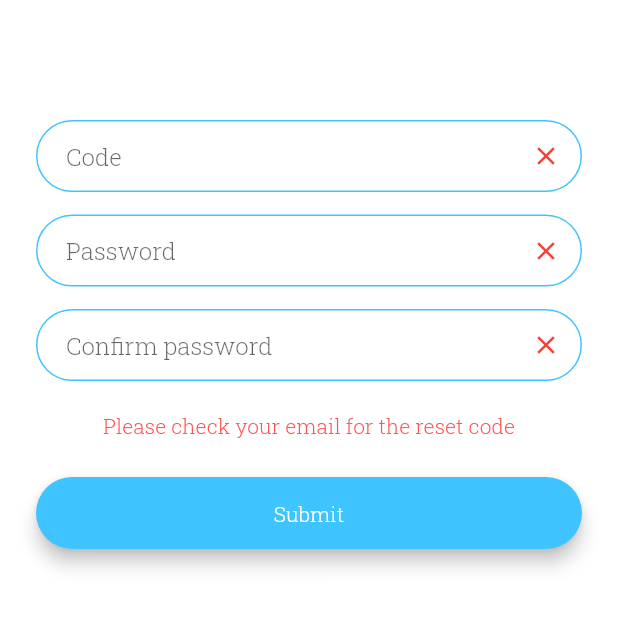
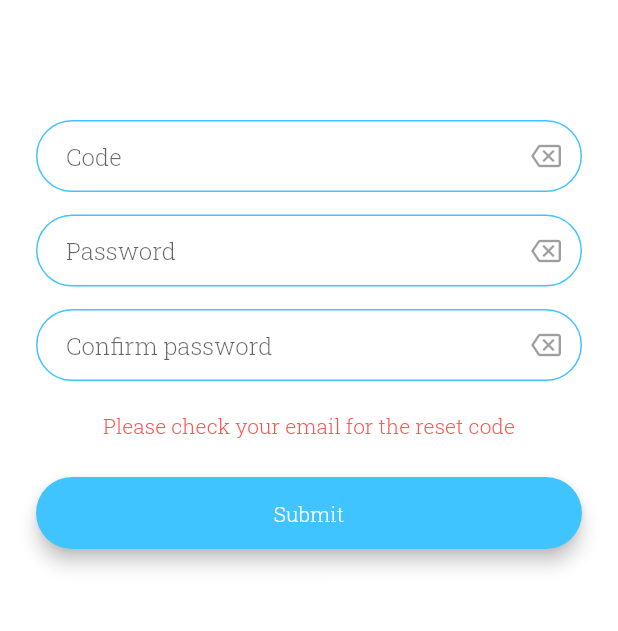
Before and after one commit to Dileepa97/TCS-mobileapp, a Flutter app: the ForgotPasswordChangeScreen screen opened by its route, on a phone screen of 412 x 824 dp, the part 420-1051 px from its top. Run offline on Flutter 3.47's test engine with Material 2 defaults, Android fonts, the phone set to English and light mode, and no system bars; our stand-ins replace charts_flutter, dio, email_validator, file_picker, flutter_datetime_picker, flutter_dotenv and 9 more; missing offline and left inert: enum_to_string, flutter_password_strength, quartet, smart_select; accounts and stored records are empty; generated files the repository leaves out were written again.

Commit message:
minor change

```diff
--- a/lib/view/constants.dart
+++ b/lib/view/constants.dart
@@ -5,8 +5,8 @@ inputDeco(Color color, TextEditingController controller) {
     suffixIcon: IconButton(
       onPressed: controller.clear,
       icon: Icon(
-        Icons.close,
-        color: Colors.red,
+        Icons.backspace_outlined,
+        color: Colors.black38,
         size: 20,
       ),
     ),
```
